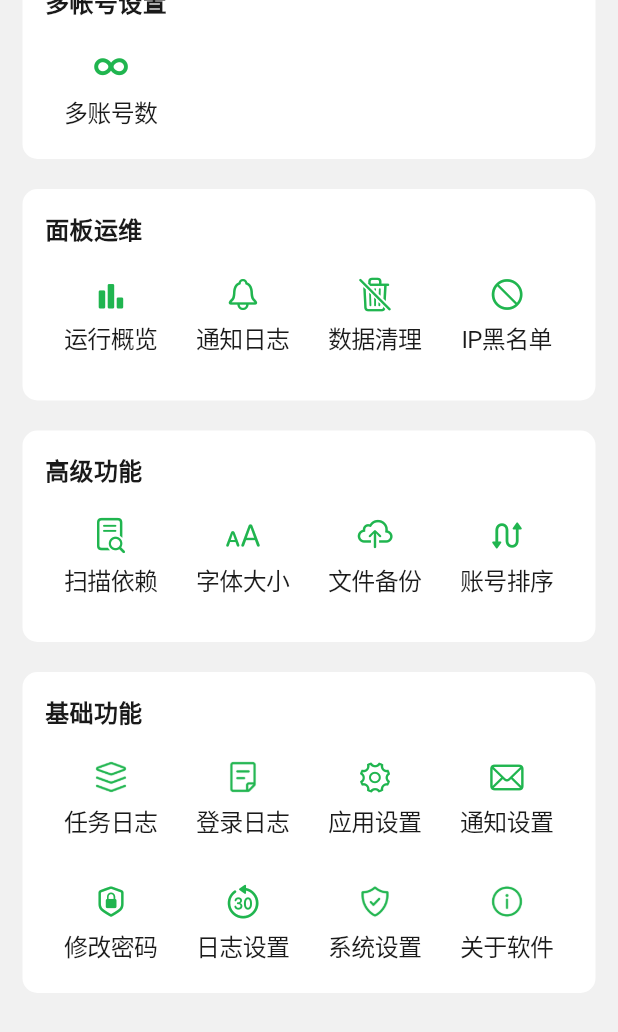
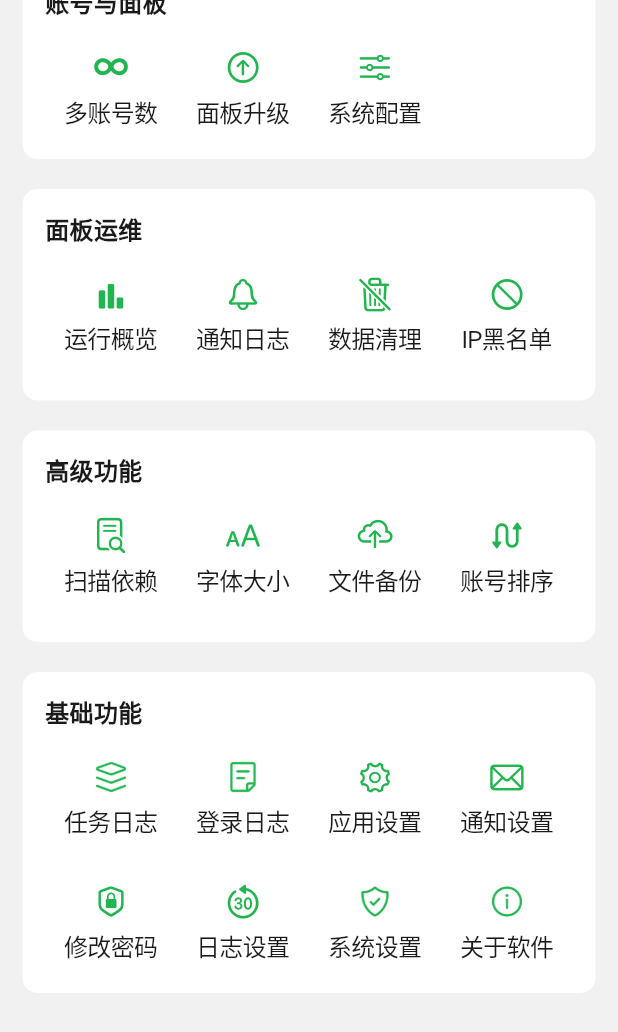
Before and after one commit to LinxiDev/qinglong-app, a Flutter app: the OtherPage screen opened directly, scrolled down 295 dp, on a phone screen of 412 x 824 dp. Shown: the top 1032 px of the screen. Run offline on Flutter 3.47's test engine with Material 3 defaults, Android fonts, the phone set to English and light mode, and no system bars; our stand-ins replace cached_network_image, cupertino_ui, custom_sliding_segmented_control, dio, file_picker, flip_card and 19 more; missing offline and left inert: flutter_displaymode, icloud_storage_plus, local_auth_android, local_auth_darwin, move_to_bg, quick_actions; accounts and stored records are empty; statements that could not run were skipped.

Commit message:
feat: 面板维护入口移入「账号与面板」区块
- 「我的」页「多帐号设置」标题改为「账号与面板」，与多账号数并排新增
  面板升级 / 系统配置两个入口（图标+文案与其它功能块一致）
- client_id（Open API）登录时不显示这两个入口（open 路由不支持）
- 系统设置页移除上一版新增的「面板管理」区块，避免两处重复入口

```diff
--- a/lib/module/others/other_page.dart
+++ b/lib/module/others/other_page.dart
@@ -27,6 +27,8 @@ import '../home/system_bean.dart';
 import '../poet_page.dart';
 import '../push_setting_page.dart';
 import '../scan_page.dart';
+import '../setting/panel_upgrade_page.dart';
+import '../setting/system_config_page.dart';
 import '../task/task_page.dart';
 import '../update_max_account_page.dart';
 
@@ -419,7 +421,7 @@ class OtherPageState extends ConsumerState<OtherPage>
                     children: [
                       const SizedBox(height: 5),
                       Text(
-                        "多帐号设置",
+                        "账号与面板",
                         style: TextStyle(
                           fontWeight: FontWeight.w600,
                           fontSize: 16,
@@ -454,8 +456,43 @@ class OtherPageState extends ConsumerState<OtherPage>
                               },
                             ),
                           ),
-                          const Spacer(),
-                          const Spacer(),
+                          // client_id（Open API）登录不支持面板维护接口
+                          Expanded(
+                            child:
+                                SingleAccountPageState.ofUserInfo(context)
+                                    .useSecretLogined
+                                ? const SizedBox.shrink()
+                                : buildOtherFun2(
+                                    "面板升级",
+                                    CupertinoIcons.arrow_up_circle,
+                                    () {
+                                      Navigator.of(context).push(
+                                        CupertinoPageRoute(
+                                          builder: (context) =>
+                                              const PanelUpgradePage(),
+                                        ),
+                                      );
+                                    },
+                                  ),
+                          ),
+                          Expanded(
+                            child:
+                                SingleAccountPageState.ofUserInfo(context)
+                                    .useSecretLogined
+                                ? const SizedBox.shrink()
+                                : buildOtherFun2(
+                                    "系统配置",
+                                    CupertinoIcons.slider_horizontal_3,
+                                    () {
+                                      Navigator.of(context).push(
+                                        CupertinoPageRoute(
+                                          builder: (context) =>
+                                              const SystemConfigPage(),
+                                        ),
+                                      );
+                                    },
+                                  ),
+                          ),
                           const Spacer(),
                         ],
                       ),
```
Also changed, not shown: lib/module/setting_page.dart (+0 -113 lines).
